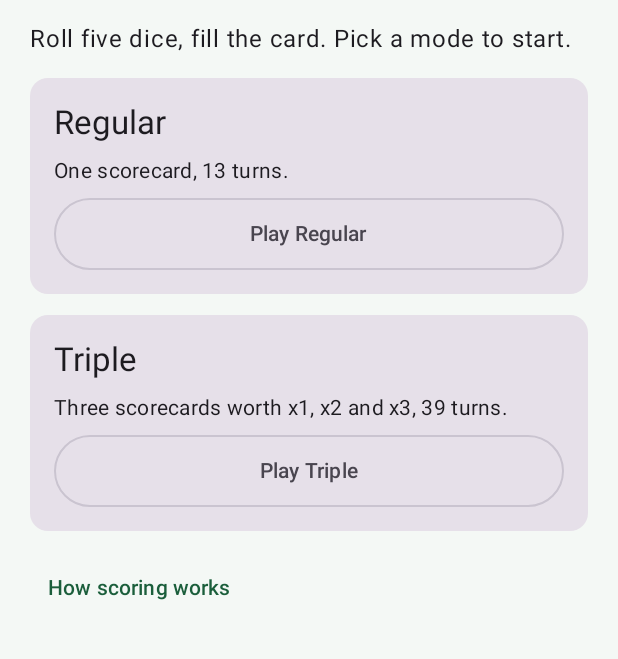
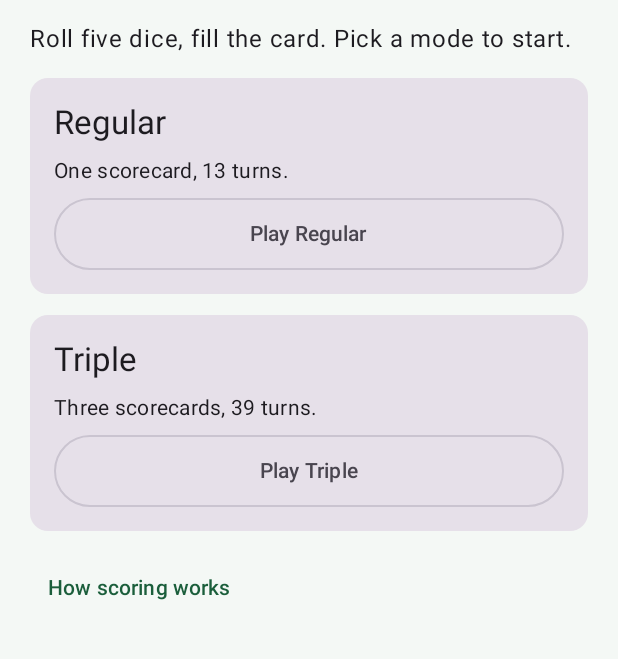
Before and after one commit to jpsutton/shakeout, an Android app built with Jetpack Compose: the screen it shows after launch (MainActivity), on a phone screen of 412 x 824 dp, the part 96-755 px from its top. Run offline under Robolectric (Android 15) with nearby library versions, the phone set to English and light mode, and no system bars.

Commit message:
ui: shorten the Triple mode blurb (#3)

```diff
--- a/app/src/main/java/io/github/jpsutton/shakeout/ui/Labels.kt
+++ b/app/src/main/java/io/github/jpsutton/shakeout/ui/Labels.kt
@@ -29,5 +29,5 @@ val Mode.title: String
 val Mode.blurb: String
     get() = when (this) {
         Mode.STANDARD -> "One scorecard, 13 turns."
-        Mode.TRIPLE -> "Three scorecards worth x1, x2 and x3, 39 turns."
+        Mode.TRIPLE -> "Three scorecards, 39 turns."
     }
```
